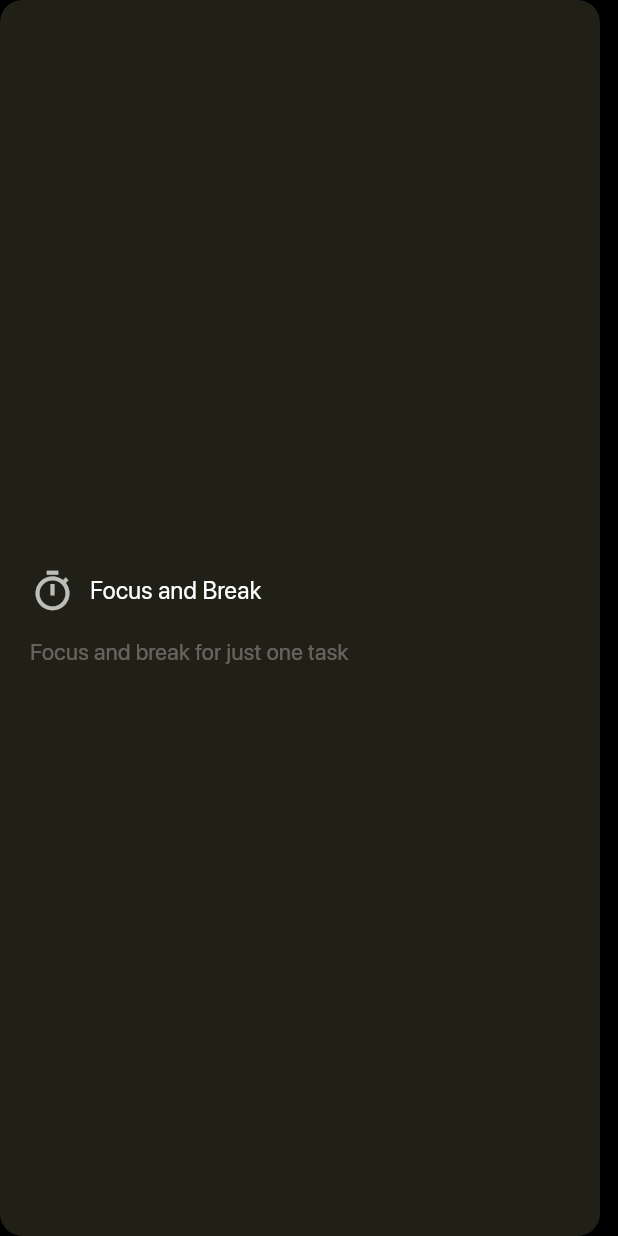
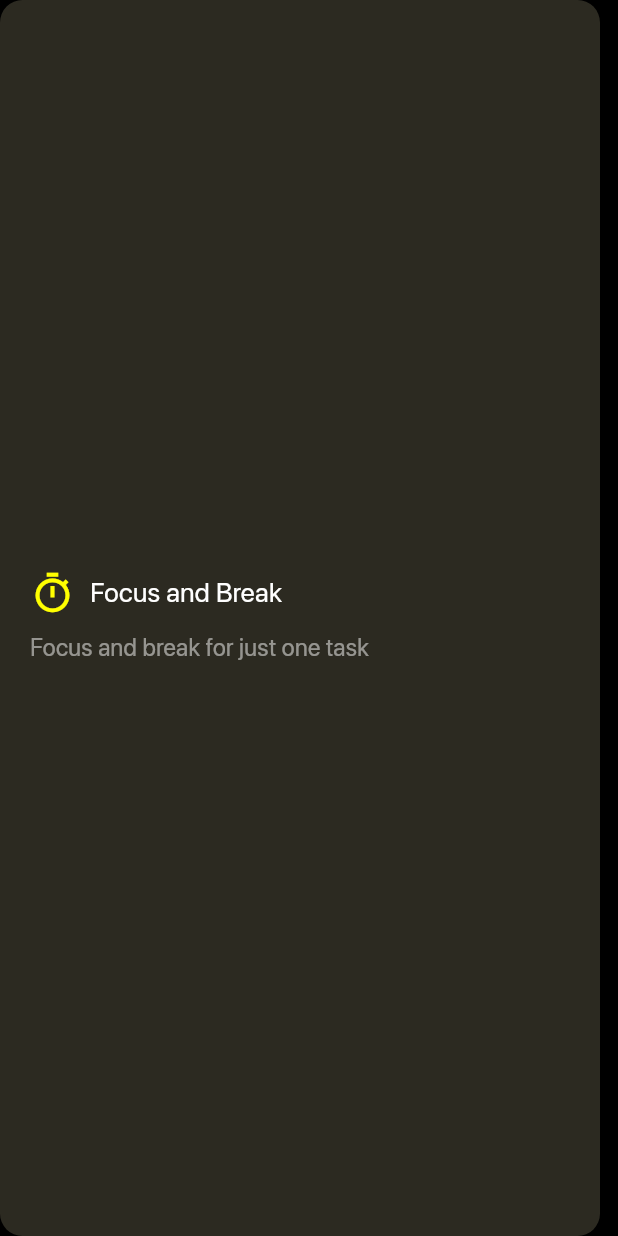
Before and after one commit to carllosnc/tomato, a Flutter app: the BigButton widget shown alone on an empty page, opened directly, on a phone screen of 412 x 824 dp. Run offline on Flutter 3.47's test engine with Material 3 defaults, Android fonts, the phone set to English and light mode, and no system bars; our stand-ins replace go_router, shared_preferences, sqflite, vibration; missing offline and left inert: vw; accounts and stored records are empty; project files that could hold a hidden picture were left out.

Commit message:
Update BigButton styles for improved visibility and aesthetics

```diff
--- a/lib/features/home/components/big_button.dart
+++ b/lib/features/home/components/big_button.dart
@@ -24,7 +24,7 @@ class BigButton extends StatelessWidget {
       constraints: const BoxConstraints(maxWidth: 400),
       width: double.infinity,
       child: Material(
-        color: Theme.of(context).colorScheme.surfaceContainer,
+        color: Theme.of(context).colorScheme.surfaceContainerHigh,
         child: InkWell(
           onTap: onTap,
           child: Padding(
@@ -43,7 +43,7 @@ class BigButton extends StatelessWidget {
                       children: [
                         Icon(
                           icon,
-                          color: Colors.white.withOpacity(0.7),
+                          color: Colors.yellowAccent,
                           size: 30,
                         ),
                         const SizedBox(width: 10),
@@ -51,17 +51,17 @@ class BigButton extends StatelessWidget {
                           title,
                           style: const TextStyle(
                             color: Colors.white,
-                            fontSize: 16,
+                            fontSize: 18,
                           ),
                         ),
                       ],
                     ),
-                    const SizedBox(height: 15),
+                    const SizedBox(height: 10),
                     Text(
                       description,
                       style: TextStyle(
-                        color: Colors.white.withOpacity(0.3),
-                        fontSize: 15,
+                        color: Colors.white.withOpacity(0.5),
+                        fontSize: 16,
                       ),
                     ),
                   ],
```
